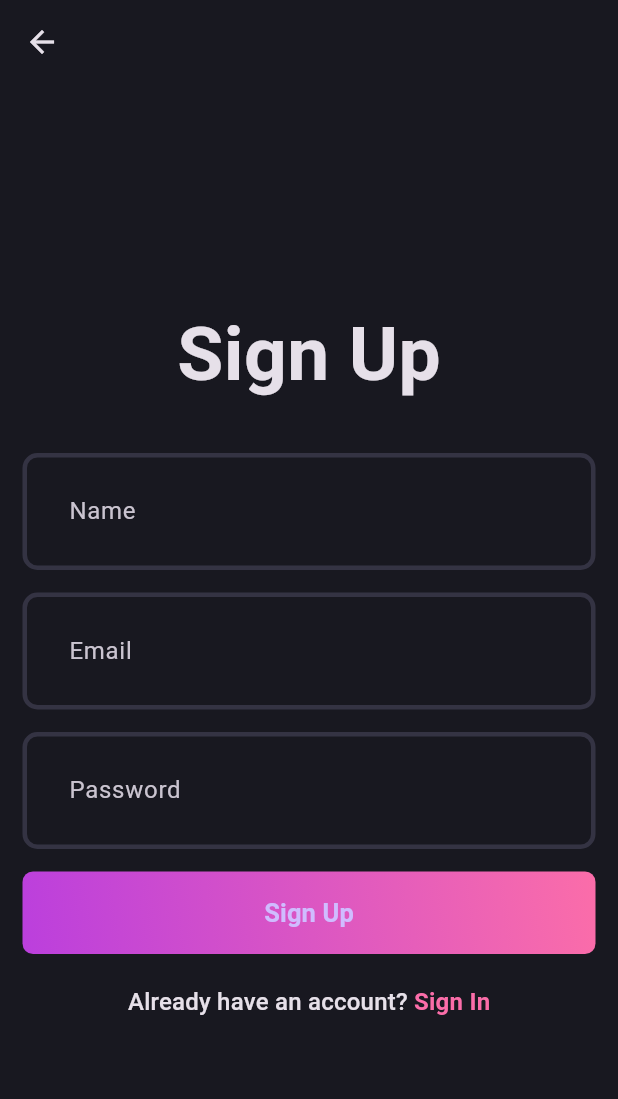
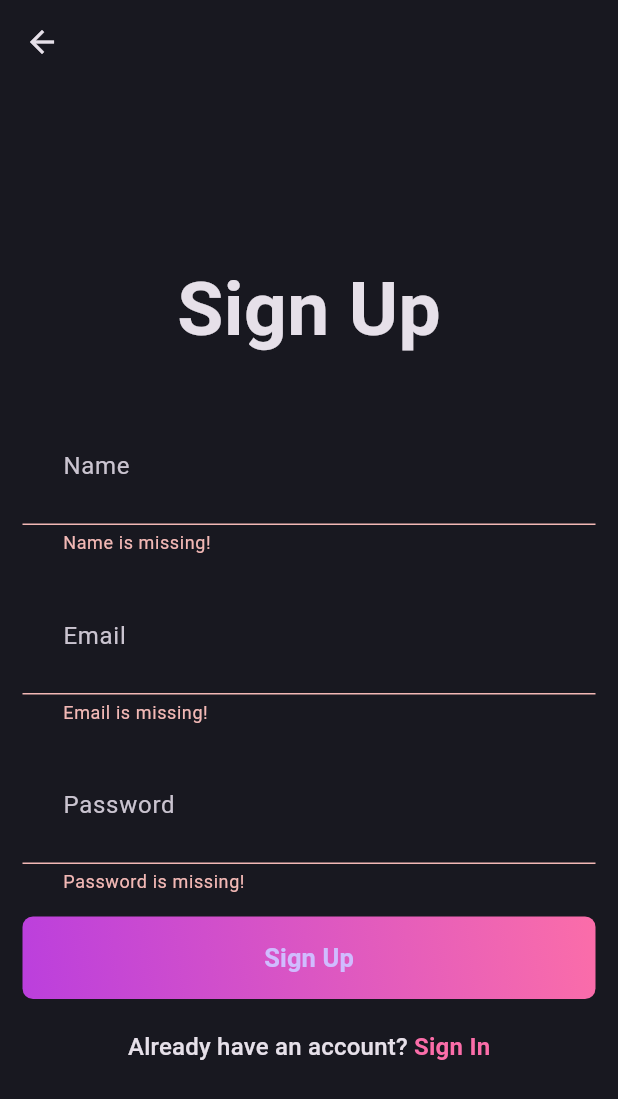
Before and after one commit to SanskarPawaskar/flutter_blog_app, a Flutter app: the SignupPage screen opened directly, after a tap on "Sign Up", on a phone screen of 412 x 824 dp. Shown: the top 1099 px of the screen. Run offline on Flutter 3.47's test engine with Material 3 defaults, Android fonts, the phone set to English and light mode, and no system bars; our stand-ins replace flutter_bloc, fpdart, get_it, supabase_flutter; accounts and stored records are empty.

Commit message:
user login implemented

```diff
--- /dev/null
+++ b/lib/features/auth/data/models/user_model.dart
@@ -0,0 +1,13 @@
+import 'package:blog_app/features/auth/domain/entities/user.dart';
+
+class UserModel extends User {
+  UserModel({required super.id, required super.email, required super.name});
+
+  factory UserModel.fromJson(Map<String, dynamic> map) {
+    return UserModel(
+      id: map['id'] ?? '',
+      email: map['email'] ?? '',
+      name: map['name'] ?? '',
+    );
+  }
+}
--- a/lib/features/auth/data/repositories/auth_repositroy_impl.dart
+++ b/lib/features/auth/data/repositories/auth_repositroy_impl.dart
@@ -1,33 +1,51 @@
 import 'package:blog_app/core/error/exception.dart';
 import 'package:blog_app/core/error/failure.dart';
 import 'package:blog_app/features/auth/data/datasource/auth_remote_datasource.dart';
+import 'package:blog_app/features/auth/domain/entities/user.dart';
 import 'package:blog_app/features/auth/domain/repository/auth_repository.dart';
 import 'package:fpdart/fpdart.dart';
-
+import 'package:supabase_flutter/supabase_flutter.dart' as sb;
 
 class AuthRepositroyImpl implements Authrepository {
   AuthRemoteDatasource remoteDatasource;
   AuthRepositroyImpl(this.remoteDatasource);
 
-
   @override
-  Future<Either<Failure, String>> signUpWithEmailPasswoerd({
+  Future<Either<Failure, User>> signUpWithEmailPasswoerd({
     required String name,
     required String email,
     required String password,
-  }) async {
-   try{
-   final userId = await  remoteDatasource.signUpWithEmailPassword(name: name, email: email, password: password);
-   return right(userId);
-   }
-   on ServerExceptoion catch(e){
-    return left(Failure(e.excetionMessage));
-   }
+  }) {
+    return _getUser(
+      () async => await remoteDatasource.signUpWithEmailPassword(
+        name: name,
+        email: email,
+        password: password,
+      ),
+    );
   }
 
   @override
-  Future<Either<Failure, String>> signInWithEmailPasswoerd({required String email, required String password}) {
-    // TODO: implement signInWithEmailPasswoerd
-    throw UnimplementedError();
+  Future<Either<Failure, User>> signInWithEmailPasswoerd({
+    required String email,
+    required String password,
+  }) async {
+    return _getUser(
+      () async => await remoteDatasource.signInWithEmailPassword(
+        email: email,
+        password: password,
+      ),
+    );
+  }
+
+  Future<Either<Failure, User>> _getUser(Future<User> Function() fn) async {
+    try {
+      final user = await fn();
+      return right(user);
+    } on sb.AuthException catch (e) {
+      return left(Failure(e.message));
+    } on ServerExceptoion catch (e) {
+      return left(Failure(e.excetionMessage));
+    }
   }
 }
--- /dev/null
+++ b/lib/features/auth/domain/entities/user.dart
@@ -0,0 +1,7 @@
+class User {
+  final String id;
+  final String email;
+  final String name;
+
+  User({required this.id, required this.email, required this.name});
+}
--- a/lib/features/auth/domain/repository/auth_repository.dart
+++ b/lib/features/auth/domain/repository/auth_repository.dart
@@ -1,13 +1,14 @@
 import 'package:blog_app/core/error/failure.dart';
+import 'package:blog_app/features/auth/domain/entities/user.dart';
 import 'package:fpdart/fpdart.dart';
 
 abstract interface class Authrepository {
-  Future<Either<Failure, String>> signUpWithEmailPasswoerd({
+  Future<Either<Failure, User>> signUpWithEmailPasswoerd({
     required String name,
     required String email,
     required String password,
   });
-  Future<Either<Failure, String>> signInWithEmailPasswoerd({
+  Future<Either<Failure, User>> signInWithEmailPasswoerd({
     required String email,
     required String password,
   });
--- /dev/null
+++ b/lib/features/auth/domain/usecases/user_sign_in.dart
@@ -0,0 +1,27 @@
+
+import 'package:blog_app/features/auth/domain/entities/user.dart';
+import 'package:blog_app/features/auth/domain/repository/auth_repository.dart';
+
+import 'package:blog_app/core/error/failure.dart';
+import 'package:blog_app/core/usecase/usecase.dart';
+import 'package:fpdart/fpdart.dart';
+
+class UserSignIn implements Usecase<User, UserSignInParams> {
+  final Authrepository authrepository;
+  UserSignIn(this.authrepository);
+
+  @override
+  Future<Either<Failure, User>> call(UserSignInParams params) async {
+    return await authrepository.signInWithEmailPasswoerd(
+      email: params.email,
+      password: params.password,
+    );
+  }
+}
+
+class UserSignInParams {
+  final String email;
+  final String password;
+
+  UserSignInParams({required this.email, required this.password});
+}
--- a/lib/features/auth/domain/usecases/user_sign_up.dart
+++ b/lib/features/auth/domain/usecases/user_sign_up.dart
@@ -1,15 +1,16 @@
 import 'package:blog_app/core/error/failure.dart';
 import 'package:blog_app/core/usecase/usecase.dart';
+import 'package:blog_app/features/auth/domain/entities/user.dart';
 import 'package:blog_app/features/auth/domain/repository/auth_repository.dart';
 import 'package:fpdart/fpdart.dart';
 
 
-class UserSignUp implements Usecase<String, UserSignUpParams> {
+class UserSignUp implements Usecase<User, UserSignUpParams> {
   final Authrepository authrepository;
   UserSignUp(this.authrepository);
 
   @override
-  Future<Either<Failure, String>> call(UserSignUpParams params) async {
+  Future<Either<Failure, User>> call(UserSignUpParams params) async {
     return await authrepository.signUpWithEmailPasswoerd(
       name: params.name,
       email: params.email,
--- a/lib/features/auth/presestation/bloc/auth_bloc.dart
+++ b/lib/features/auth/presestation/bloc/auth_bloc.dart
@@ -1,3 +1,5 @@
+import 'package:blog_app/features/auth/domain/entities/user.dart';
+import 'package:blog_app/features/auth/domain/usecases/user_sign_in.dart';
 import 'package:blog_app/features/auth/domain/usecases/user_sign_up.dart';
 import 'package:flutter_bloc/flutter_bloc.dart';
 import 'package:flutter/material.dart';
@@ -7,11 +9,17 @@ part 'auth_state.dart';
 
 class AuthBloc extends Bloc<AuthEvent, AuthState> {
   final UserSignUp _userSignUp;
+  final UserSignIn _userSignIn;
 
-  AuthBloc({required UserSignUp userSignUp})
+  AuthBloc({required UserSignUp userSignUp, required UserSignIn userSignIn})
     : _userSignUp = userSignUp,
+     _userSignIn = userSignIn,
       super(AuthInitial()) {
-    on<AuthSignUp>((event, emit) async {
+    on<AuthSignUp>(_onAuthSignUp);
+    on<AuthSignIn>(_onAuthSignIn);
+  }
+  void _onAuthSignUp(AuthSignUp event, Emitter<AuthState> emit) async {
+    emit(AuthLoading());
     final res = await _userSignUp(
       UserSignUpParams(
         name: event.name,
@@ -20,8 +28,19 @@ class AuthBloc extends Bloc<AuthEvent, AuthState> {
       ),
     );
     res.fold(
-        (failure)=>emit(AuthFailure(failure.message)),
-        (uid)=>emit(AuthSuccess(uid)));
-    });
+      (failure) => emit(AuthFailure(failure.message)),
+      (user) => emit(AuthSuccess(user)),
+    );
+  }
+
+  void _onAuthSignIn(AuthSignIn event, Emitter<AuthState> emit) async {
+    emit(AuthLoading());
+    final res = await _userSignIn(
+      UserSignInParams(email: event.email, password: event.password),
+    );
+    res.fold(
+      (failure) => emit(AuthFailure(failure.message)),
+      (user) => emit(AuthSuccess(user)),
+    );
   }
 }
--- a/lib/features/auth/presestation/bloc/auth_event.dart
+++ b/lib/features/auth/presestation/bloc/auth_event.dart
@@ -10,3 +10,10 @@ final class AuthSignUp extends AuthEvent {
 
   AuthSignUp({required this.name, required this.email, required this.password});
 }
+
+final class AuthSignIn extends AuthEvent {
+  final String email;
+  final String password;
+
+  AuthSignIn({required this.email, required this.password});
+}
--- a/lib/features/auth/presestation/bloc/auth_state.dart
+++ b/lib/features/auth/presestation/bloc/auth_state.dart
@@ -8,9 +8,9 @@ final class AuthInitial extends AuthState {}
 final class AuthLoading extends AuthState {}
 
 final class AuthSuccess extends AuthState {
-   final String uid;
+   final User user;
 
-  AuthSuccess(this.uid);
+  AuthSuccess(this.user);
 
 }
 
--- a/lib/features/auth/presestation/pages/signup_page.dart
+++ b/lib/features/auth/presestation/pages/signup_page.dart
@@ -1,4 +1,6 @@
+import 'package:blog_app/core/common/widgets/loader.dart';
 import 'package:blog_app/core/theme/app_pallete.dart';
+import 'package:blog_app/core/utils/show_snackbar.dart';
 import 'package:blog_app/features/auth/presestation/bloc/auth_bloc.dart';
 import 'package:blog_app/features/auth/presestation/pages/signin_page.dart';
 import 'package:blog_app/features/auth/presestation/widgets/auth_filed.dart';
@@ -35,7 +37,17 @@ class _SignupPageState extends State<SignupPage> {
       appBar: AppBar(),
       body: Padding(
         padding: const EdgeInsets.all(15.0),
-        child: Form(
+        child: BlocConsumer<AuthBloc, AuthState>(
+          listener: (context, state) {
+            if (state is AuthFailure) {
+              showSnackBar(context, state.message);
+            }
+          },
+          builder: (context, state) {
+            if (state is AuthLoading) {
+              return const Loader();
+            }
+            return Form(
               key: formKey,
               child: Column(
                 mainAxisAlignment: MainAxisAlignment.center,
@@ -58,8 +70,7 @@ class _SignupPageState extends State<SignupPage> {
                   AuthGradientButton(
                     buttonText: "Sign Up",
                     onPressed: () {
-                  //if (formKey.currentState!.validate()) {
-                  print(emailController.text.trim());
+                      if (formKey.currentState!.validate()) {
                         context.read<AuthBloc>().add(
                           AuthSignUp(
                             name: nameController.text.trim(),
@@ -67,7 +78,7 @@ class _SignupPageState extends State<SignupPage> {
                             password: passwordController.text.trim(),
                           ),
                         );
-                  // }
+                      }
                       ;
                     },
                   ),
@@ -95,6 +106,8 @@ class _SignupPageState extends State<SignupPage> {
                   ),
                 ],
               ),
+            );
+          },
         ),
       ),
     );
--- a/lib/init_dependencies.dart
+++ b/lib/init_dependencies.dart
@@ -2,13 +2,13 @@ import 'package:blog_app/core/private/app_private.dart';
 import 'package:blog_app/features/auth/data/datasource/auth_remote_datasource.dart';
 import 'package:blog_app/features/auth/data/repositories/auth_repositroy_impl.dart';
 import 'package:blog_app/features/auth/domain/repository/auth_repository.dart';
+import 'package:blog_app/features/auth/domain/usecases/user_sign_in.dart';
 import 'package:blog_app/features/auth/domain/usecases/user_sign_up.dart';
 import 'package:blog_app/features/auth/presestation/bloc/auth_bloc.dart';
 import 'package:get_it/get_it.dart';
 import 'package:supabase_flutter/supabase_flutter.dart';
 
 final serviceLocator = GetIt.instance;
-
 
 Future<void> initDependencies() async {
   _initAuth();
@@ -31,6 +31,7 @@ void _initAuth() {
   serviceLocator.registerFactory(() => UserSignUp(serviceLocator()));
 
   serviceLocator.registerLazySingleton(
-    () => AuthBloc(userSignUp: serviceLocator()),
+    () => AuthBloc(userSignUp: serviceLocator(), userSignIn: serviceLocator()),
   );
+  serviceLocator.registerFactory(() => UserSignIn(serviceLocator()));
 }
```
Also changed, not shown: lib/core/common/widgets/loader.dart (added, +10 -0 lines), lib/core/error/exception.dart (+32 -0 lines), lib/core/utils/show_snackbar.dart (added, +8 -0 lines), lib/features/auth/data/datasource/auth_remote_datasource.dart (+21 -8 lines), lib/features/auth/presestation/pages/signin_page.dart (+30 -2 lines). Lines whose indentation alone changed are shown as unchanged.
